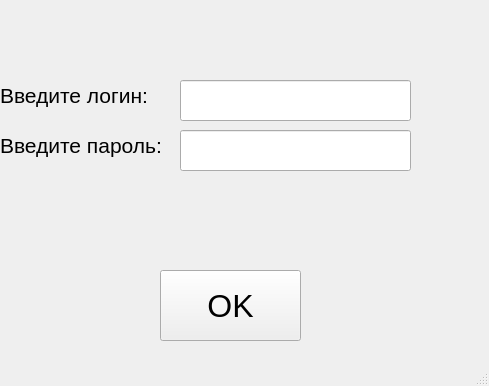
j3glove/coursework_checkers, file login.ui: the form before one commit.
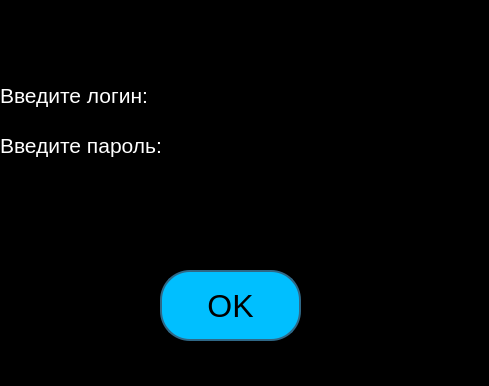
The form after the commit.

Diff of the .ui file:
```diff
--- a/login.ui
+++ b/login.ui
@@ -13,6 +13,9 @@
   <property name="windowTitle">
    <string>Окно авторизации</string>
   </property>
+  <property name="styleSheet">
+   <string notr="true">background-color: rgb(0, 0, 0);</string>
+  </property>
   <widget class="QWidget" name="centralwidget">
    <widget class="QLabel" name="label">
     <property name="geometry">
@@ -28,6 +31,9 @@
       <pointsize>16</pointsize>
      </font>
     </property>
+    <property name="styleSheet">
+     <string notr="true">color: rgb(255, 255, 255);</string>
+    </property>
     <property name="text">
      <string>Введите логин:</string>
     </property>
@@ -46,6 +52,9 @@
       <pointsize>16</pointsize>
      </font>
     </property>
+    <property name="styleSheet">
+     <string notr="true">color: rgb(255, 255, 255);</string>
+    </property>
     <property name="text">
      <string>Введите пароль:</string>
     </property>
@@ -64,6 +73,11 @@
       <pointsize>24</pointsize>
      </font>
     </property>
+    <property name="styleSheet">
+     <string notr="true">background-color: #00BFFF;
+border:2px solid #2f6887;
+border-radius: 30;</string>
+    </property>
     <property name="text">
      <string>OK</string>
     </property>
@@ -77,6 +91,9 @@
       <height>41</height>
      </rect>
     </property>
+    <property name="styleSheet">
+     <string notr="true">color: rgb(255, 255, 255);</string>
+    </property>
    </widget>
    <widget class="QLineEdit" name="input_password">
     <property name="geometry">
@@ -87,6 +104,9 @@
       <height>41</height>
      </rect>
     </property>
+    <property name="styleSheet">
+     <string notr="true">color: rgb(255, 255, 255);</string>
+    </property>
    </widget>
   </widget>
   <widget class="QMenuBar" name="menubar">
```
